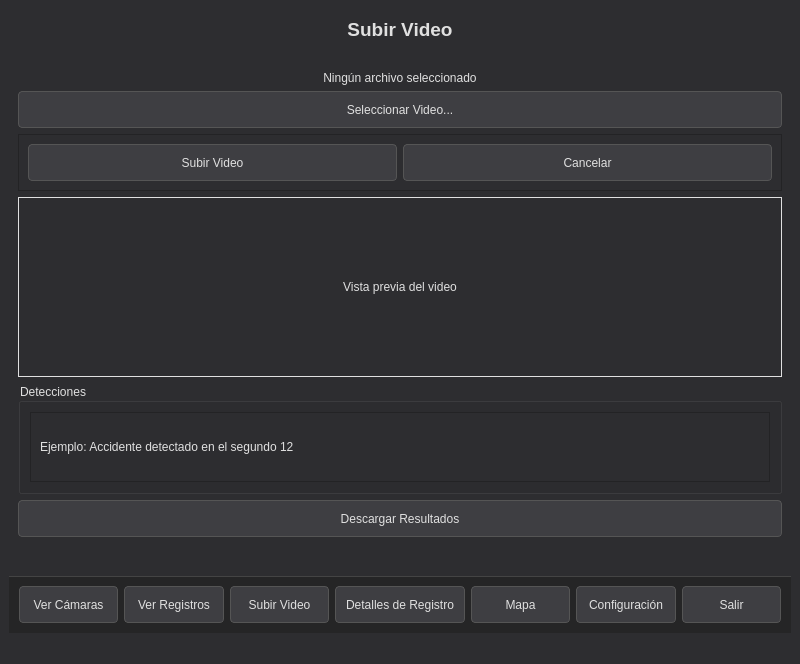
Old version of the form gui/interfaz.ui in the repository JhonR913/Practica.
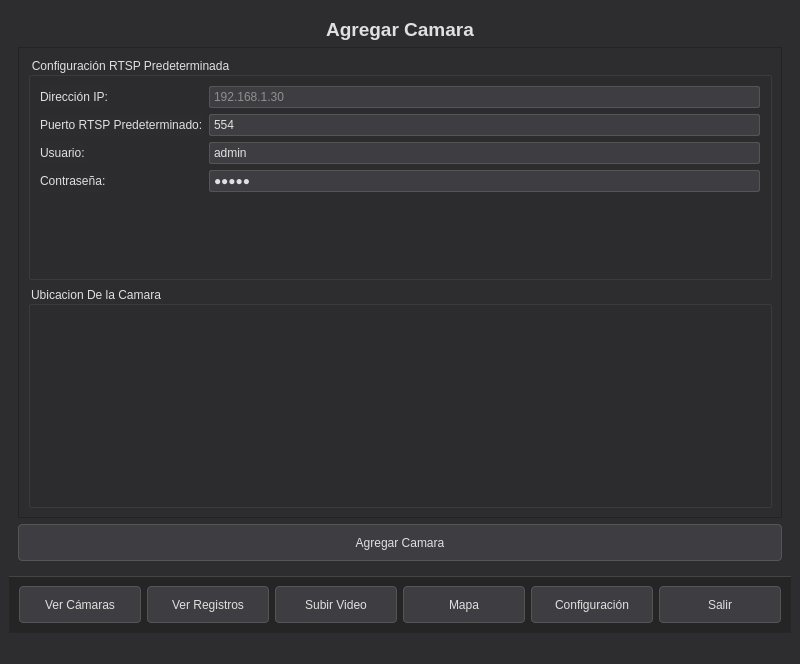
New version of the form. The open tabs and pages were chosen to show the change.

Commit message: Camara ip funcionando

```diff
--- a/gui/interfaz.ui
+++ b/gui/interfaz.ui
@@ -254,6 +254,133 @@
         </item>
        </layout>
       </widget>
+      <widget class="QWidget" name="agregarCamaraPage">
+       <layout class="QVBoxLayout" name="verticalLayout_15">
+        <item>
+         <widget class="QLabel" name="agregarCamaraTitulo">
+          <property name="font">
+           <font>
+            <pointsize>14</pointsize>
+            <weight>75</weight>
+            <bold>true</bold>
+           </font>
+          </property>
+          <property name="text">
+           <string>Agregar Camara</string>
+          </property>
+          <property name="alignment">
+           <set>Qt::AlignCenter</set>
+          </property>
+         </widget>
+        </item>
+        <item>
+         <widget class="QScrollArea" name="scrollArea_2">
+          <property name="widgetResizable">
+           <bool>true</bool>
+          </property>
+          <widget class="QWidget" name="scrollAreaWidgetContents_2">
+           <property name="geometry">
+            <rect>
+             <x>0</x>
+             <y>0</y>
+             <width>754</width>
+             <height>457</height>
+            </rect>
+           </property>
+           <layout class="QVBoxLayout" name="verticalLayout_13">
+            <item>
+             <widget class="QGroupBox" name="configuracionRTSP_2">
+              <property name="title">
+               <string>Configuración RTSP Predeterminada</string>
+              </property>
+              <layout class="QFormLayout" name="formLayout_7">
+               <item row="0" column="0">
+                <widget class="QLabel" name="direccionIpLabel">
+                 <property name="text">
+                  <string>Dirección IP:</string>
+                 </property>
+                </widget>
+               </item>
+               <item row="0" column="1">
+                <widget class="QLineEdit" name="direccionIpEdit">
+                 <property name="placeholderText">
+                  <string>192.168.1.30</string>
+                 </property>
+                </widget>
+               </item>
+               <item row="1" column="0">
+                <widget class="QLabel" name="rtspPuertoLabel_2">
+                 <property name="text">
+                  <string>Puerto RTSP Predeterminado:</string>
+                 </property>
+                </widget>
+               </item>
+               <item row="1" column="1">
+                <widget class="QLineEdit" name="rtspPuertoEdit_2">
+                 <property name="text">
+                  <string>554</string>
+                 </property>
+                </widget>
+               </item>
+               <item row="2" column="0">
+                <widget class="QLabel" name="usuarioPredeterminadoLabel_2">
+                 <property name="text">
+                  <string>Usuario:</string>
+                 </property>
+                </widget>
+               </item>
+               <item row="2" column="1">
+                <widget class="QLineEdit" name="usuarioEdit">
+                 <property name="text">
+                  <string>admin</string>
+                 </property>
+                </widget>
+               </item>
+               <item row="3" column="0">
+                <widget class="QLabel" name="passwordPredeterminadoLabel_2">
+                 <property name="text">
+                  <string>Contraseña:</string>
+                 </property>
+                </widget>
+               </item>
+               <item row="3" column="1">
+                <widget class="QLineEdit" name="passwordEdit">
+                 <property name="text">
+                  <string>admin</string>
+                 </property>
+                 <property name="echoMode">
+                  <enum>QLineEdit::Password</enum>
+                 </property>
+                </widget>
+               </item>
+              </layout>
+             </widget>
+            </item>
+            <item>
+             <widget class="QGroupBox" name="ubicacionCamaraGeneral">
+              <property name="title">
+               <string>Ubicacion De la Camara</string>
+              </property>
+              <layout class="QFormLayout" name="formLayout_5">
+               <item row="0" column="1">
+                <widget class="QWidget" name="mapaCamaraWidget" native="true"/>
+               </item>
+              </layout>
+             </widget>
+            </item>
+           </layout>
+          </widget>
+         </widget>
+        </item>
+        <item>
+         <widget class="QPushButton" name="agregarCamaraBtn">
+          <property name="text">
+           <string>Agregar Camara</string>
+          </property>
+         </widget>
+        </item>
+       </layout>
+      </widget>
       <widget class="QWidget" name="registrosPage">
        <layout class="QVBoxLayout" name="verticalLayout_3">
         <item>
@@ -473,10 +600,10 @@
            <item>
             <widget class="QPushButton" name="subirVideoBtn">
              <property name="enabled">
-              <bool>false</bool>
+              <bool>true</bool>
              </property>
              <property name="text">
-              <string>Subir Video</string>
+              <string>Continuar</string>
              </property>
             </widget>
            </item>
@@ -525,8 +652,8 @@
                <rect>
                 <x>0</x>
                 <y>0</y>
-                <width>294</width>
-                <height>38</height>
+                <width>730</width>
+                <height>85</height>
                </rect>
               </property>
               <layout class="QVBoxLayout" name="layoutContenidoDetecciones">
@@ -867,13 +994,6 @@
          </property>
         </widget>
        </item>
-       <item>
-        <widget class="QPushButton" name="detallesRegistroBtn_nav">
-         <property name="text">
-          <string>Detalles de Registro</string>
-         </property>
-        </widget>
-       </item>
        <item>
         <widget class="QPushButton" name="MapaBtn">
          <property name="text">
```
Left out of the diff: 47 changed lines with no effect on the pictures. Lines whose indentation alone changed are shown as unchanged. The commit also changes 113 other files.
